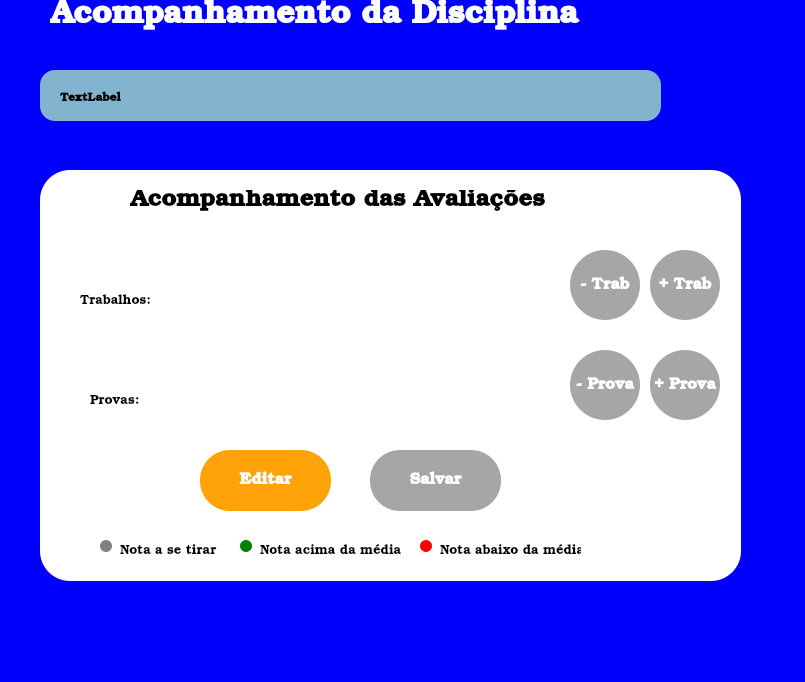
This is src-v1/PetroPlanner/acompanhamentodisciplina.ui in ldsc/ProjetoEngenharia-SimuladorDePlanejamentoDasAtividadesDoEstudanteEngenharia as Qt 5 draws it before an edit. The edited form follows.
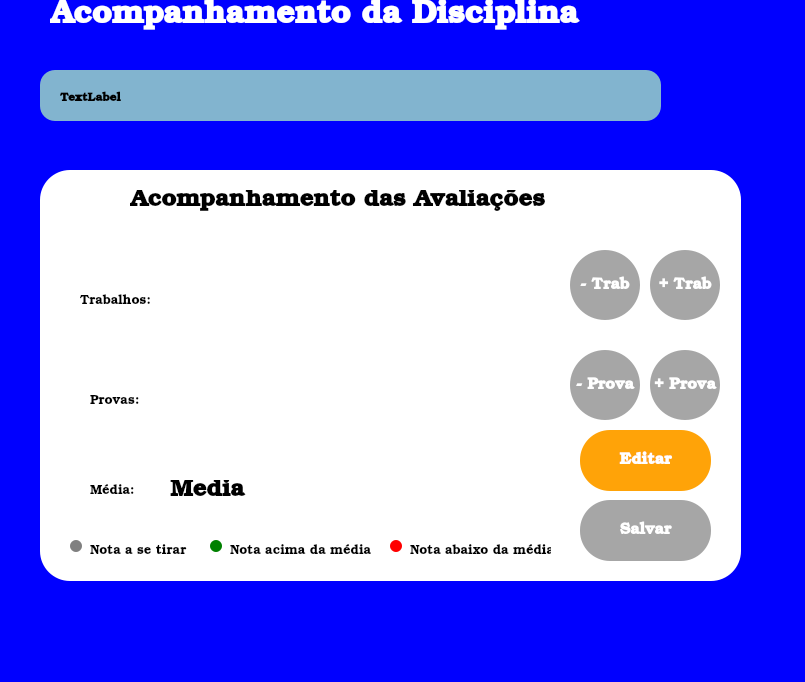
This is the edited form.

Commit message: media final adicionada e revisada (faltou os pesos serem imprimidos)

What changed in the file:
```diff
--- a/src-v1/PetroPlanner/acompanhamentodisciplina.ui
+++ b/src-v1/PetroPlanner/acompanhamentodisciplina.ui
@@ -198,7 +198,7 @@
     <widget class="QLabel" name="label1">
      <property name="geometry">
       <rect>
-       <x>80</x>
+       <x>50</x>
        <y>370</y>
        <width>121</width>
        <height>21</height>
@@ -221,7 +221,7 @@
     <widget class="QLabel" name="label2">
      <property name="geometry">
       <rect>
-       <x>220</x>
+       <x>190</x>
        <y>370</y>
        <width>141</width>
        <height>21</height>
@@ -244,7 +244,7 @@
     <widget class="QLabel" name="label3">
      <property name="geometry">
       <rect>
-       <x>400</x>
+       <x>370</x>
        <y>370</y>
        <width>141</width>
        <height>21</height>
@@ -267,7 +267,7 @@
     <widget class="QLabel" name="label">
      <property name="geometry">
       <rect>
-       <x>200</x>
+       <x>170</x>
        <y>370</y>
        <width>12</width>
        <height>12</height>
@@ -289,7 +289,7 @@
     <widget class="QLabel" name="label_2">
      <property name="geometry">
       <rect>
-       <x>60</x>
+       <x>30</x>
        <y>370</y>
        <width>12</width>
        <height>12</height>
@@ -309,7 +309,7 @@
     <widget class="QLabel" name="label_3">
      <property name="geometry">
       <rect>
-       <x>380</x>
+       <x>350</x>
        <y>370</y>
        <width>12</width>
        <height>12</height>
@@ -433,8 +433,8 @@
     <widget class="QPushButton" name="botaoEditar">
      <property name="geometry">
       <rect>
-       <x>160</x>
-       <y>280</y>
+       <x>540</x>
+       <y>260</y>
        <width>131</width>
        <height>61</height>
       </rect>
@@ -459,8 +459,8 @@
     <widget class="QPushButton" name="botaoSalvar">
      <property name="geometry">
       <rect>
-       <x>330</x>
-       <y>280</y>
+       <x>540</x>
+       <y>330</y>
        <width>131</width>
        <height>61</height>
       </rect>
@@ -482,6 +482,52 @@
       <string>Salvar</string>
      </property>
     </widget>
+    <widget class="QLabel" name="labelProvas_2">
+     <property name="geometry">
+      <rect>
+       <x>50</x>
+       <y>310</y>
+       <width>121</width>
+       <height>21</height>
+      </rect>
+     </property>
+     <property name="font">
+      <font>
+       <family>Bookman Old Style</family>
+       <pointsize>10</pointsize>
+       <bold>false</bold>
+      </font>
+     </property>
+     <property name="styleSheet">
+      <string notr="true"/>
+     </property>
+     <property name="text">
+      <string>Média:</string>
+     </property>
+    </widget>
+    <widget class="QLabel" name="labelMedia">
+     <property name="geometry">
+      <rect>
+       <x>130</x>
+       <y>310</y>
+       <width>121</width>
+       <height>21</height>
+      </rect>
+     </property>
+     <property name="font">
+      <font>
+       <family>Bookman Old Style</family>
+       <pointsize>18</pointsize>
+       <bold>true</bold>
+      </font>
+     </property>
+     <property name="styleSheet">
+      <string notr="true">color: black</string>
+     </property>
+     <property name="text">
+      <string>Media</string>
+     </property>
+    </widget>
    </widget>
   </widget>
   <widget class="QMenuBar" name="menubar">
```
The commit also changes 11 other files.
